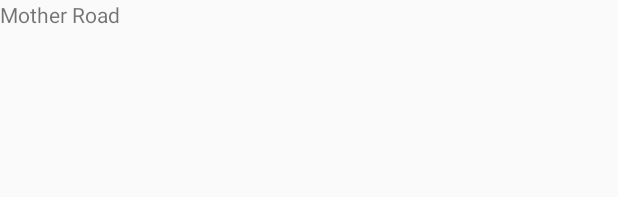
After one commit to Porter-Carl-IV/FlagBAC, an Android app: the layout content_store_description.xml on its own in the app's theme, with its tools: preview values and no code run, on a phone screen of 412 x 824 dp. The commit adds this screen. Shown: the top 197 px of the screen. Run offline under Robolectric (Android 15) with nearby library versions, the phone set to English and light mode, and no system bars.

Commit message:
Added store Description. StoreAdapter succesfully moves to the store desc activity

```diff
--- a/app/build.gradle
+++ b/app/build.gradle
@@ -30,7 +30,7 @@ android {
 
 dependencies {
     implementation fileTree(dir: 'libs', include: ['*.jar'])
-    implementation"org.jetbrains.kotlin:kotlin-stdlib-jdk7:$kotlin_version"
+    implementation "org.jetbrains.kotlin:kotlin-stdlib-jdk7:$kotlin_version"
     implementation 'androidx.appcompat:appcompat:1.0.2'
     implementation 'androidx.core:core-ktx:1.0.2'
     implementation 'androidx.constraintlayout:constraintlayout:1.1.3'
--- a/app/src/main/java/com/example/flagbac/AlcoholAdapter.kt
+++ b/app/src/main/java/com/example/flagbac/AlcoholAdapter.kt
@@ -32,8 +32,6 @@ class AlcoholAdapter(val alcoholList: ArrayList<Alcohol>,
             intent.putExtra("alcohol_details", alcohol )
             startActivity(context, intent, null)
         }
-
-
     }
     class ViewHolder(itemView: View) : RecyclerView.ViewHolder(itemView) {
         val cardView = itemView.findViewById<CardView>(R.id.alcoholCV)
@@ -41,8 +39,5 @@ class AlcoholAdapter(val alcoholList: ArrayList<Alcohol>,
         val brewery = itemView.findViewById<TextView>(R.id.alcohol_brewery)
         //val imgID = itemView.findViewById<ImageView>(R.id.alcohol_photo)
 
-
     }
-
-
 }
--- a/app/src/main/java/com/example/flagbac/StoreSearch.kt
+++ b/app/src/main/java/com/example/flagbac/StoreSearch.kt
@@ -25,8 +25,7 @@ class StoreSearch : AppCompatActivity()  {
         // RecyclerView for StoreSearch.
         storeSearchRV.layoutManager = LinearLayoutManager(this,
             LinearLayoutManager.VERTICAL, false)
-        val storeRVAdapter = StoreAdapter( storeList )
+        val storeRVAdapter = StoreAdapter( storeList, this )
         storeSearchRV.adapter = storeRVAdapter
-
     }
 }
--- /dev/null
+++ b/app/src/main/res/layout/content_store_description.xml
@@ -0,0 +1,17 @@
+<?xml version="1.0" encoding="utf-8"?>
+<androidx.constraintlayout.widget.ConstraintLayout xmlns:android="http://schemas.android.com/apk/res/android"
+    xmlns:app="http://schemas.android.com/apk/res-auto"
+    xmlns:tools="http://schemas.android.com/tools"
+    android:layout_width="match_parent"
+    android:layout_height="match_parent"
+    app:layout_behavior="@string/appbar_scrolling_view_behavior"
+    tools:context=".StoreDescription"
+    tools:showIn="@layout/store_description">
+
+    <TextView
+        android:layout_width="match_parent"
+        android:layout_height="match_parent"
+        android:id="@+id/store_name"
+        android:text="@string/mother_road"/>
+
+</androidx.constraintlayout.widget.ConstraintLayout>
--- /dev/null
+++ b/app/src/main/res/values/dimens.xml
@@ -0,0 +1,3 @@
+<resources>
+    <dimen name="fab_margin">16dp</dimen>
+</resources>
--- a/app/src/main/res/values/strings.xml
+++ b/app/src/main/res/values/strings.xml
@@ -2,4 +2,6 @@
     <string name="app_name">FlagBAC</string>
     <string name="alcohol_search_banner">Alcohol Results</string>
     <string name="store_search_banner">Store Results</string>
+    <string name="title_activity_store_description">StoreDescription</string>
+    <string name="mother_road">Mother Road</string>
 </resources>
--- a/app/src/main/res/values/styles.xml
+++ b/app/src/main/res/values/styles.xml
@@ -8,4 +8,13 @@
         <item name="colorAccent">@color/colorAccent</item>
     </style>
 
+    <style name="AppTheme.NoActionBar">
+        <item name="windowActionBar">false</item>
+        <item name="windowNoTitle">true</item>
+    </style>
+
+    <style name="AppTheme.AppBarOverlay" parent="ThemeOverlay.AppCompat.Dark.ActionBar" />
+
+    <style name="AppTheme.PopupOverlay" parent="ThemeOverlay.AppCompat.Light" />
+
 </resources>
```
Also changed, not shown: app/src/main/AndroidManifest.xml (+8 -8 lines), app/src/main/java/com/example/flagbac/StoreAdapter.kt (+13 -4 lines), app/src/main/java/com/example/flagbac/StoreDescription.kt (added, +17 -0 lines), app/src/main/res/layout/store_description.xml (+23 -4 lines), app/src/main/java/com/example/flagbac/AlcoholSearch.kt (line endings or trailing spaces), 2 other files.
